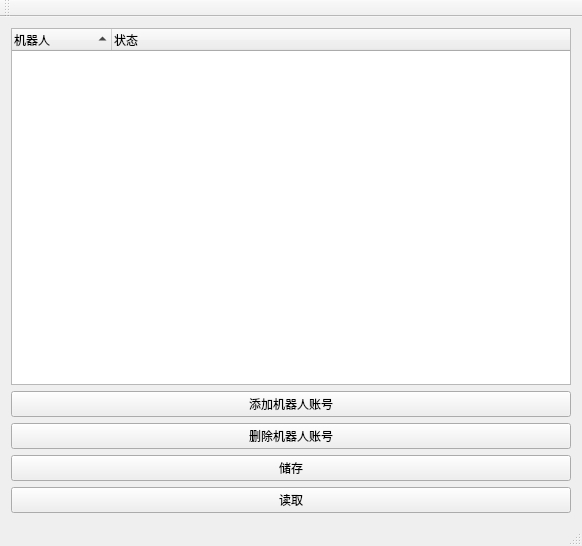
kingyy2013/autobot, file mainwindow.ui: the form before one commit.
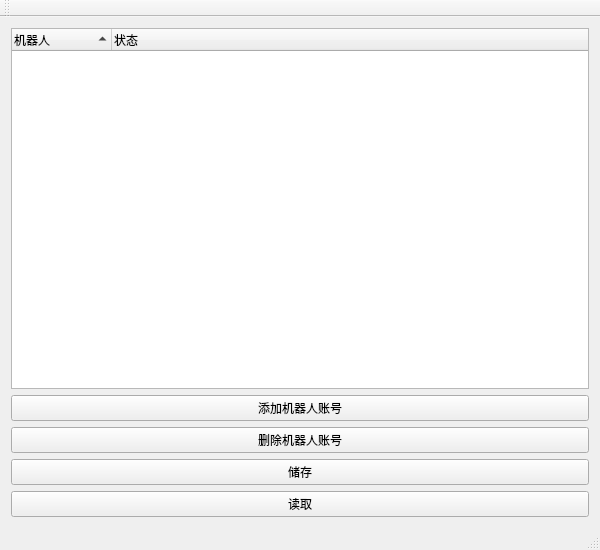
The form after the commit.

Commit message: Reset the size of speech edit window.

Diff of the .ui file:
```diff
--- a/mainwindow.ui
+++ b/mainwindow.ui
@@ -6,8 +6,8 @@
    <rect>
     <x>0</x>
     <y>0</y>
-    <width>582</width>
-    <height>546</height>
+    <width>600</width>
+    <height>550</height>
    </rect>
   </property>
   <property name="windowTitle">
```
Left out of the diff: 2 changed lines with no effect on the pictures. The commit also changes 2 other files.
